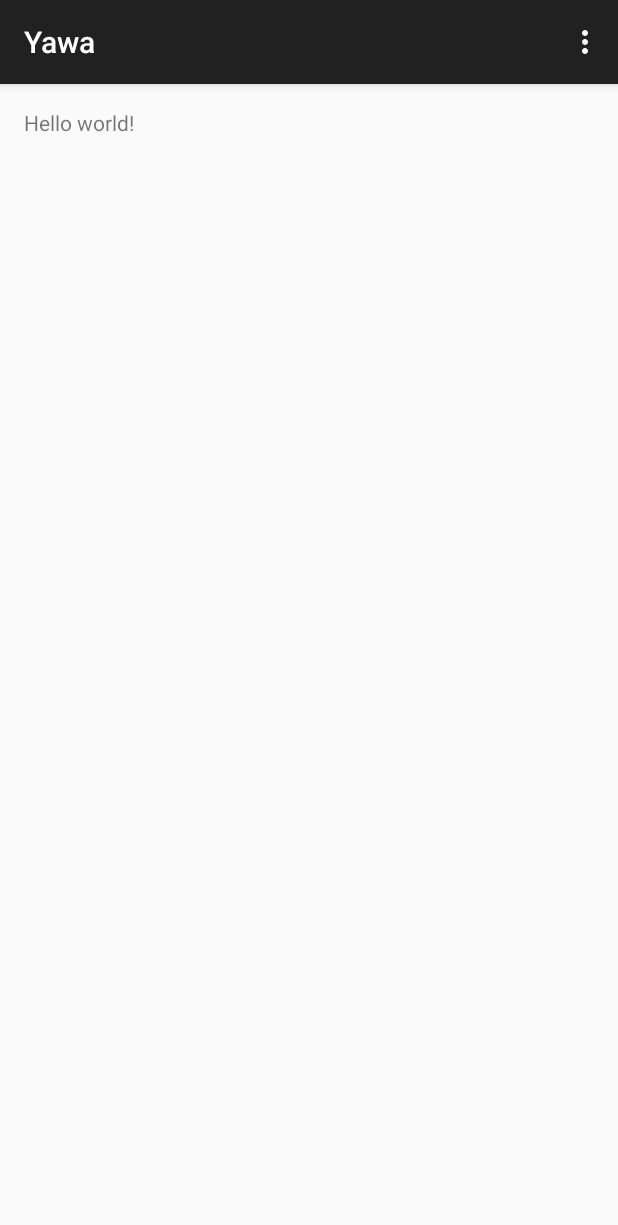
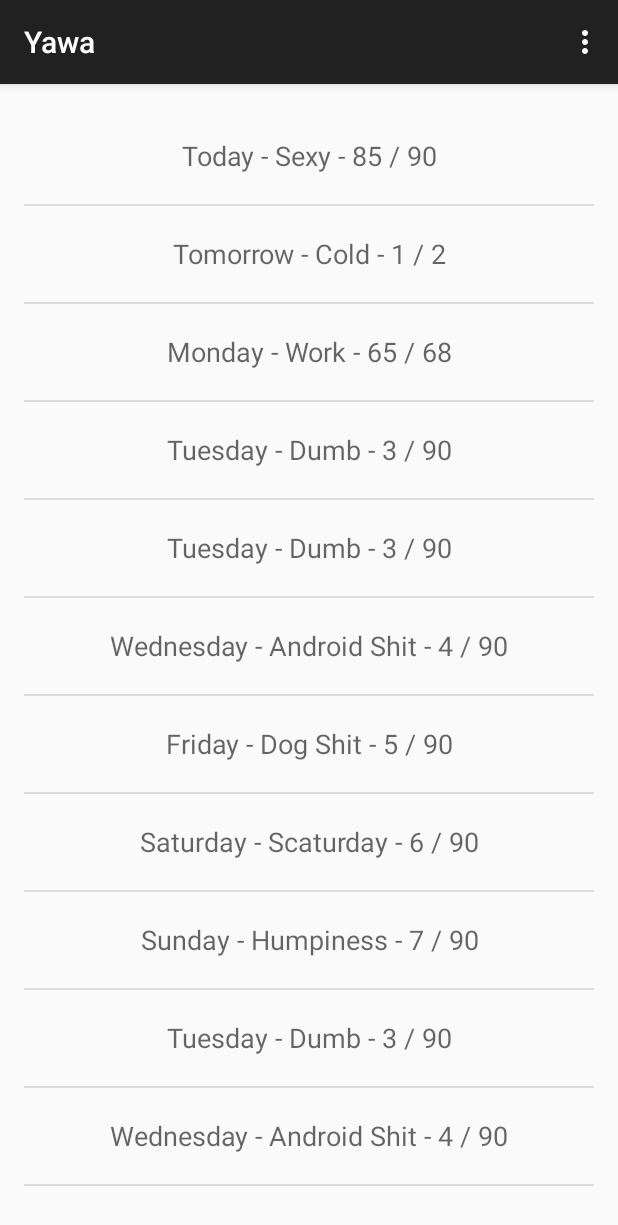
Before and after one commit to mwales/android, an Android app: the screen it shows after launch (MainActivity), on a phone screen of 412 x 824 dp. Shown: the top 1225 px of the screen. Run offline under Robolectric (Android 15) with nearby library versions, the phone set to English and light mode, and no system bars; 1 statement that could not run was skipped.

Commit message:
Incorporated a list view and a URL fetcher into the project

```diff
--- a/Sunshine/app/src/main/AndroidManifest.xml
+++ b/Sunshine/app/src/main/AndroidManifest.xml
@@ -1,12 +1,16 @@
 <?xml version="1.0" encoding="utf-8"?>
 <manifest xmlns:android="http://schemas.android.com/apk/res/android"
     package="net.mwales.yawa" >
+
+    <uses-permission android:name="android.permission.ACCESS_FINE_LOCATION" />
+    <uses-permission android:name="android.permission.INTERNET" />
 
     <application
         android:allowBackup="true"
         android:icon="@mipmap/ic_launcher"
         android:label="@string/app_name"
         android:theme="@style/AppTheme" >
+
         <activity
             android:name=".MainActivity"
             android:label="@string/app_name" >
@@ -16,6 +20,7 @@
                 <category android:name="android.intent.category.LAUNCHER" />
             </intent-filter>
         </activity>
+
     </application>
 
 </manifest>
--- /dev/null
+++ b/Sunshine/app/src/main/java/net/mwales/yawa/ForecastFragment.java
@@ -0,0 +1,143 @@
+package net.mwales.yawa;
+
+import android.content.Context;
+import android.location.Location;
+import android.location.LocationManager;
+import android.os.AsyncTask;
+import android.os.Bundle;
+import android.support.v4.app.Fragment;
+import android.util.Log;
+import android.view.LayoutInflater;
+import android.view.View;
+import android.view.ViewGroup;
+import android.widget.ArrayAdapter;
+import android.widget.ListView;
+
+import net.mwales.yawa.R;
+
+import java.io.BufferedInputStream;
+import java.io.BufferedReader;
+import java.io.IOException;
+import java.io.InputStream;
+import java.io.InputStreamReader;
+import java.io.Reader;
+import java.net.URL;
+import java.util.ArrayList;
+
+
+
+/**
+ * A placeholder fragment containing a simple view.
+ */
+public class ForecastFragment extends Fragment
+{
+
+    private final String TAG = "YAWA-ForecastFrag";
+
+    private String webData;
+
+    public ForecastFragment()
+    {
+    }
+
+    @Override
+    public View onCreateView(LayoutInflater inflater, ViewGroup container,
+                             Bundle savedInstanceState)
+    {
+        View rootView = inflater.inflate(R.layout.fragment_main, container, false);
+
+        ArrayList<String> dummyWeatherData = new ArrayList<>();
+        dummyWeatherData.add("Today - Sexy - 85 / 90");
+        dummyWeatherData.add("Tomorrow - Cold - 1 / 2");
+        dummyWeatherData.add("Monday - Work - 65 / 68");
+        dummyWeatherData.add("Tuesday - Dumb - 3 / 90");
+        dummyWeatherData.add("Tuesday - Dumb - 3 / 90");
+        dummyWeatherData.add("Wednesday - Android Shit - 4 / 90");
+        dummyWeatherData.add("Friday - Dog Shit - 5 / 90");
+        dummyWeatherData.add("Saturday - Scaturday - 6 / 90");
+        dummyWeatherData.add("Sunday - Humpiness - 7 / 90");
+        dummyWeatherData.add("Tuesday - Dumb - 3 / 90");
+        dummyWeatherData.add("Wednesday - Android Shit - 4 / 90");
+        dummyWeatherData.add("Friday - Dog Shit - 5 / 90");
+        dummyWeatherData.add("Saturday - Scaturday - 6 / 90");
+        dummyWeatherData.add("Sunday - Humpiness - 7 / 90");
+        dummyWeatherData.add("Wednesday - Android Shit - 4 / 90");
+        dummyWeatherData.add("Friday - Dog Shit - 5 / 90");
+        dummyWeatherData.add("Saturday - Scaturday - 6 / 90");
+        dummyWeatherData.add("Sunday - Humpiness - 7 / 90");
+
+        LocationManager lm = (LocationManager) getActivity().getSystemService(Context.LOCATION_SERVICE);
+
+        if (lm == null)
+        {
+            dummyWeatherData.add("Couldn't get location data");
+        }
+        else
+        {
+            Location lastKnownLoc = lm.getLastKnownLocation(LocationManager.GPS_PROVIDER);
+            dummyWeatherData.add("Lat = " + lastKnownLoc.getLatitude() + ", Long=" + lastKnownLoc.getLongitude() + ", Alt=" + lastKnownLoc.getAltitude() );
+        }
+
+        ArrayAdapter<String> weatherAdapter = new ArrayAdapter<String>(getActivity(), R.layout.list_item_forecast, R.id.list_item_forecast_textview, dummyWeatherData);
+
+        ListView lv = (ListView) rootView.findViewById(R.id.listview_forecast);
+
+        // http://api.open-notify.org/iss-pass.json?lat=27.78029944&lon=-80.62091783
+        FetchWebpage request = new FetchWebpage();
+        request.execute("http://api.open-notify.org/iss-pass.json?lat=27.78029944&lon=-80.62091783");
+
+        lv.setAdapter(weatherAdapter);
+
+        return rootView;
+    }
+
+    private class FetchWebpage extends AsyncTask<String, Void, String>
+    {
+
+        @Override
+        protected String doInBackground(String... siteUrl)
+        {
+            String results = "";
+
+            try
+            {
+
+                URL website = new URL(siteUrl[0]);
+                InputStream dataStream = website.openStream();
+                BufferedReader inputData = new BufferedReader( new InputStreamReader(dataStream));
+
+                try
+                {
+                    String lineOfText = "";
+                    while(lineOfText != null)
+                    {
+                        lineOfText = inputData.readLine();
+
+                        Log.d(TAG, "Data read=" + lineOfText);
+                        results = results + lineOfText;
+                    }
+                }
+                catch (IOException eIo)
+                {
+                    Log.d(TAG, "IO exception.  Probably end of data.  Msg=" + eIo.getMessage());
+                }
+
+                Log.d(TAG, "Done reading webpage");
+
+            }
+            catch (Exception e)
+            {
+                Log.e(TAG, "Exception performing background operation: " + e.getMessage());
+            }
+
+            return  results;
+        }
+
+        @Override
+        protected void onPostExecute(String s)
+        {
+            super.onPostExecute(s);
+            ForecastFragment.this.webData = s;
+        }
+    }
+}
--- a/Sunshine/app/src/main/java/net/mwales/yawa/MainActivity.java
+++ b/Sunshine/app/src/main/java/net/mwales/yawa/MainActivity.java
@@ -1,5 +1,8 @@
 package net.mwales.yawa;
 
+import android.content.Context;
+import android.location.Location;
+import android.location.LocationManager;
 import android.support.v7.app.ActionBarActivity;
 import android.support.v7.app.ActionBar;
 import android.support.v4.app.Fragment;
@@ -10,6 +13,12 @@ import android.view.MenuItem;
 import android.view.View;
 import android.view.ViewGroup;
 import android.os.Build;
+import android.widget.ArrayAdapter;
+import android.widget.ListView;
+import net.mwales.yawa.ForecastFragment;
+
+import java.util.ArrayList;
+import java.util.List;
 
 
 public class MainActivity extends ActionBarActivity
@@ -23,7 +32,7 @@ public class MainActivity extends ActionBarActivity
         if (savedInstanceState == null)
         {
             getSupportFragmentManager().beginTransaction()
-                    .add(R.id.container, new PlaceholderFragment())
+                    .add(R.id.container, new ForecastFragment())
                     .commit();
         }
     }
@@ -54,22 +63,5 @@ public class MainActivity extends ActionBarActivity
         return super.onOptionsItemSelected(item);
     }
 
-    /**
-     * A placeholder fragment containing a simple view.
-     */
-    public static class PlaceholderFragment extends Fragment
-    {
 
-        public PlaceholderFragment()
-        {
-        }
-
-        @Override
-        public View onCreateView(LayoutInflater inflater, ViewGroup container,
-                                 Bundle savedInstanceState)
-        {
-            View rootView = inflater.inflate(R.layout.fragment_main, container, false);
-            return rootView;
-        }
-    }
 }
--- a/Sunshine/app/src/main/res/layout/fragment_main.xml
+++ b/Sunshine/app/src/main/res/layout/fragment_main.xml
@@ -1,5 +1,6 @@
-<RelativeLayout xmlns:android="http://schemas.android.com/apk/res/android"
+<FrameLayout xmlns:android="http://schemas.android.com/apk/res/android"
                 xmlns:tools="http://schemas.android.com/tools"
+                android:orientation="vertical"
                 android:layout_width="match_parent"
                 android:layout_height="match_parent"
                 android:paddingLeft="@dimen/activity_horizontal_margin"
@@ -8,9 +9,9 @@
                 android:paddingBottom="@dimen/activity_vertical_margin"
                 tools:context=".MainActivity$PlaceholderFragment">
 
-    <TextView
-        android:text="@string/hello_world"
-        android:layout_width="wrap_content"
-        android:layout_height="wrap_content"/>
+    <ListView
+        android:layout_width="match_parent"
+        android:layout_height="match_parent"
+        android:id="@+id/listview_forecast"/>
 
-</RelativeLayout>
+</FrameLayout>
--- /dev/null
+++ b/Sunshine/app/src/main/res/layout/list_item_forecast.xml
@@ -0,0 +1,9 @@
+<?xml version="1.0" encoding="utf-8"?>
+<TextView xmlns:android="http://schemas.android.com/apk/res/android"
+          android:layout_width="match_parent"
+          android:layout_height="wrap_content"
+          android:minHeight="?android:attr/listPreferredItemHeight"
+          android:gravity="center"
+          android:textAppearance="?android:attr/textAppearanceMedium"
+          android:text="Today - Sunny - 64 / 75"
+          android:id="@+id/list_item_forecast_textview" />
```
Also changed, not shown: Sunshine/app/src/main/res/mipmap-hdpi/ic_launcher.png (added), Sunshine/app/src/main/res/mipmap-mdpi/ic_launcher.png (added), Sunshine/app/src/main/res/mipmap-xhdpi/ic_launcher.png (added), Sunshine/app/src/main/res/mipmap-xxhdpi/ic_launcher.png (added).
